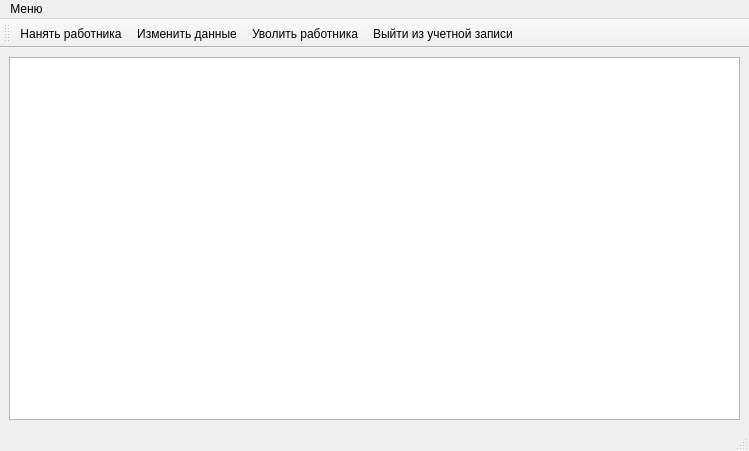
First picture: the form in mainwindow.ui, repository eazyproger/HRDep, before the edit.
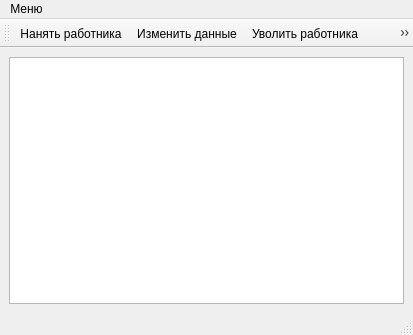
Second picture: the form after the edit. Icons and pictures are not drawn.

```diff
--- a/mainwindow.ui
+++ b/mainwindow.ui
@@ -6,8 +6,8 @@
    <rect>
     <x>0</x>
     <y>0</y>
-    <width>749</width>
-    <height>451</height>
+    <width>413</width>
+    <height>335</height>
    </rect>
   </property>
   <property name="windowTitle">
@@ -41,7 +41,7 @@
     <rect>
      <x>0</x>
      <y>0</y>
-     <width>749</width>
+     <width>413</width>
      <height>20</height>
     </rect>
    </property>
```
